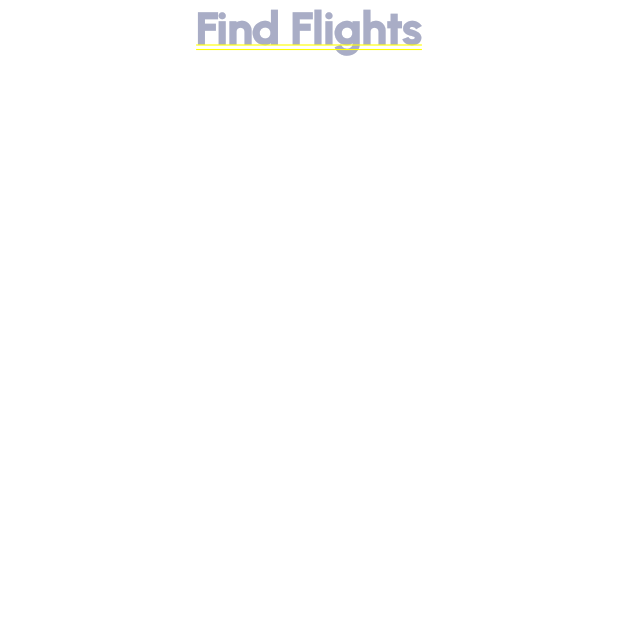
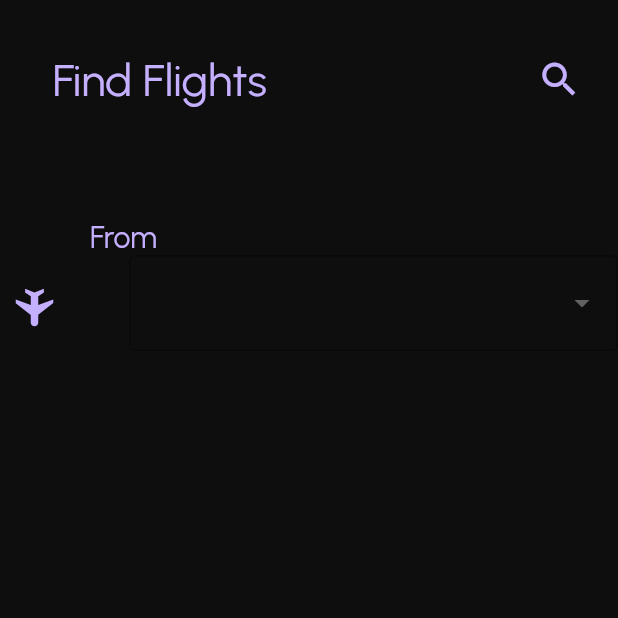
Before and after one commit to techsyndicate/tony_airways, a Flutter app: the FindFlights screen opened by its route, on a phone screen of 412 x 824 dp, the top half of it. Run offline on Flutter 3.47's test engine with Material 2 defaults, Android fonts, the phone set to English and light mode, and no system bars; our stand-ins replace cloud_firestore, firebase_auth, firebase_core, flutter_dotenv, flutter_svg, google_sign_in; accounts and stored records are empty; project files that could hold a hidden picture were left out.

Commit message:
from flight

```diff
--- a/lib/global/TonyColors.dart
+++ b/lib/global/TonyColors.dart
@@ -3,7 +3,7 @@ import 'package:tony_airways/main.dart';
 
 class TonyColors {
   static Color ts = HexColor.fromHex("#16e16e");
-  static Color c1 = HexColor.fromHex("#a9adc6");
-  static Color c2 = HexColor.fromHex("#D4BCBC");
-  static Color c3 = HexColor.fromHex("#8bb6b2");
+  static Color lightPurple = HexColor.fromHex("#C5AFFF");
+  static Color neonGreen = HexColor.fromHex("#C8FF29");
+  static Color black = HexColor.fromHex("#0E0E0E");
 }
--- a/lib/main.dart
+++ b/lib/main.dart
@@ -24,7 +24,7 @@ extension HexColor on Color {
 void main() async {
   WidgetsFlutterBinding.ensureInitialized();
   await Firebase.initializeApp();
-  await dotenv.load(fileName: ".env");
+  await dotenv.load(fileName: "./.env");
   runApp(const MyApp());
 }
 
@@ -35,6 +35,7 @@ class MyApp extends StatelessWidget {
   @override
   Widget build(BuildContext context) {
     return MaterialApp(
+        debugShowCheckedModeBanner: false,
         title: 'Flutter Demo',
         routes: {"/flights/find": (context) => const FindFlights()},
         home: Wrapper());
--- a/lib/screens/flights.dart
+++ b/lib/screens/flights.dart
@@ -4,6 +4,7 @@ import 'package:cloud_firestore/cloud_firestore.dart';
 import 'package:flutter_dotenv/flutter_dotenv.dart';
 import 'package:tony_airways/global/TonyColors.dart';
 import 'package:http/http.dart' as http;
+import 'package:flutter_svg/flutter_svg.dart';
 
 class FindFlights extends StatefulWidget {
   const FindFlights({Key? key}) : super(key: key);
@@ -18,6 +19,8 @@ class _FindFlightsState extends State<FindFlights> {
   final users = firestore.collection("users");
   final flights = firestore.collection("flights");
   String token = "";
+  String originCode = "";
+  String destinationCode = "";
 
   Future<String?> authAPI() async {
     try {
@@ -37,15 +40,112 @@ class _FindFlightsState extends State<FindFlights> {
 
   @override
   Widget build(BuildContext context) {
-    return SafeArea(
-      child: Container(
+    return Material(
+      // background color
+      color: TonyColors.black,
+      child: SafeArea(
         child: Column(
+          crossAxisAlignment: CrossAxisAlignment.start,
           children: [
-            Text('Find Flights',
-                style: TextStyle(
-                    color: TonyColors.c1,
-                    fontSize: 30,
-                    fontFamily: "Urbanist")),
+            Padding(
+              padding: const EdgeInsets.all(35.0),
+              child: Row(children: [
+                Text('Find Flights',
+                    style: TextStyle(
+                        color: TonyColors.lightPurple,
+                        fontSize: 30,
+                        fontFamily: "Urbanist")),
+                SizedBox(
+                  width: 180,
+                ),
+                Icon(
+                  Icons.search,
+                  color: TonyColors.lightPurple,
+                  size: 30,
+                )
+              ]),
+            ),
+            const SizedBox(
+              height: 40,
+            ),
+            Padding(
+              padding: const EdgeInsets.only(left: 60.0),
+              child: Text('From',
+                  style: TextStyle(
+                      color: TonyColors.lightPurple,
+                      fontSize: 20,
+                      fontFamily: "Urbanist")),
+            ),
+            Row(children: [
+              Padding(
+                padding: const EdgeInsets.all(8.0),
+                child: SvgPicture.asset(
+                  'assets/images/airplane.svg',
+                  height: 30,
+                  width: 30,
+                ),
+              ),
+              SizedBox(
+                width: 20.0,
+              ),
+              Text(originCode,
+                  style: TextStyle(
+                      color: TonyColors.neonGreen,
+                      fontSize: 20,
+                      fontFamily: "Urbanist")),
+              SizedBox(
+                width: 20,
+              ),
+              Expanded(
+                child: Container(
+                  height: 70,
+                  decoration: BoxDecoration(color: TonyColors.black),
+                  child: DropdownButtonFormField(
+                    dropdownColor: TonyColors.black,
+                    decoration: const InputDecoration(
+                      border: OutlineInputBorder(),
+                    ),
+                    style: TextStyle(
+                        // background: Paint()..color = TonyColors.black,
+                        // backgroundColor: TonyColors.black,
+                        color: TonyColors.neonGreen,
+                        fontSize: 20,
+                        fontFamily: "Urbanist"),
+                    items: const [
+                      DropdownMenuItem(
+                        value: "NYC",
+                        child: Text("New York"),
+                      ),
+                      DropdownMenuItem(
+                        value: "LAX",
+                        child: Text("Los Angeles"),
+                      ),
+                      DropdownMenuItem(
+                        value: "SFO",
+                        child: Text("San Francisco"),
+                      ),
+                      DropdownMenuItem(
+                        value: 'DEL',
+                        child: Text('New Delhi'),
+                      ),
+                      DropdownMenuItem(
+                        value: 'BOM',
+                        child: Text('Mumbai'),
+                      ),
+                      DropdownMenuItem(
+                        value: 'SYD',
+                        child: Text('Sydney'),
+                      )
+                    ],
+                    onChanged: (val) {
+                      setState(() {
+                        originCode = val.toString();
+                      });
+                    },
+                  ),
+                ),
+              ),
+            ]),
           ],
         ),
       ),
--- a/lib/screens/home.dart
+++ b/lib/screens/home.dart
@@ -31,7 +31,7 @@ class _HomePageState extends State<HomePage> {
             const SizedBox(height: 40),
             ElevatedButton(
               onPressed: () {
-                Navigator.pushNamed(context, '/flights');
+                Navigator.pushNamed(context, '/flights/find');
               },
               child: const Text('Find Flights'),
             ),
--- a/lib/screens/login.dart
+++ b/lib/screens/login.dart
@@ -52,7 +52,7 @@ class _LoginPageState extends State<LoginPage> {
         appBar: AppBar(
             title:
                 const Text('Login', style: TextStyle(fontFamily: "Urbanist")),
-            backgroundColor: TonyColors.c3,
+            backgroundColor: TonyColors.neonGreen,
             elevation: 0),
         body: Center(
           child:
@@ -63,7 +63,7 @@ class _LoginPageState extends State<LoginPage> {
             Text(
               "Login",
               style: TextStyle(
-                  color: TonyColors.c1,
+                  color: TonyColors.lightPurple,
                   fontSize: 30,
                   fontWeight: FontWeight.bold,
                   fontFamily: "Urbanist"),
--- a/lib/wrapper.dart
+++ b/lib/wrapper.dart
@@ -20,8 +20,10 @@ class _WrapperState extends State<Wrapper> {
       builder: (context, snapshot) {
         if (snapshot.connectionState == ConnectionState.active) {
           if (snapshot.hasData) {
+            print('home');
             return HomePage();
           } else {
+            print('login');
             return LoginPage();
           }
         } else {
--- a/pubspec.yaml
+++ b/pubspec.yaml
@@ -39,6 +39,7 @@ dependencies:
   google_sign_in: ^5.4.2
   cloud_firestore: ^3.5.1
   http: ^0.13.5
+  flutter_svg: ^1.1.5
 
 dev_dependencies:
   flutter_test:
@@ -62,6 +63,8 @@ flutter:
   uses-material-design: true
   assets:
     - assets/images/google_logo.png
+    - .env
+    - assets/images/airplane.svg
   fonts:
     - family: Urbanist
       fonts:
```
Also changed, not shown: assets/images/airplane.svg (added), pubspec.lock.
